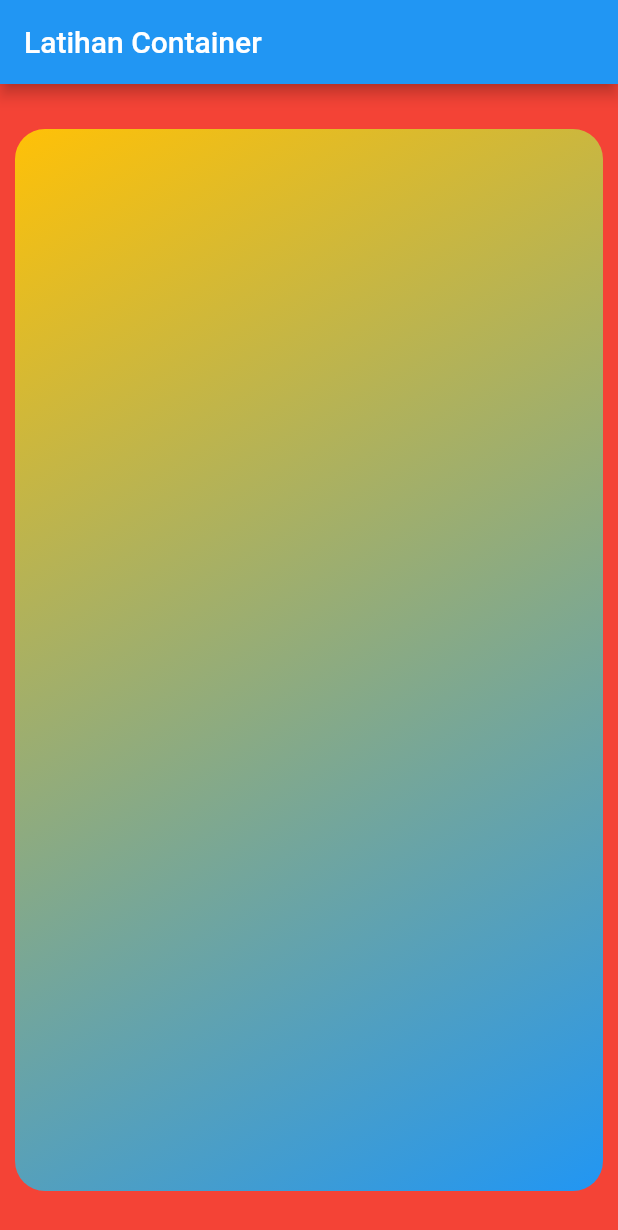
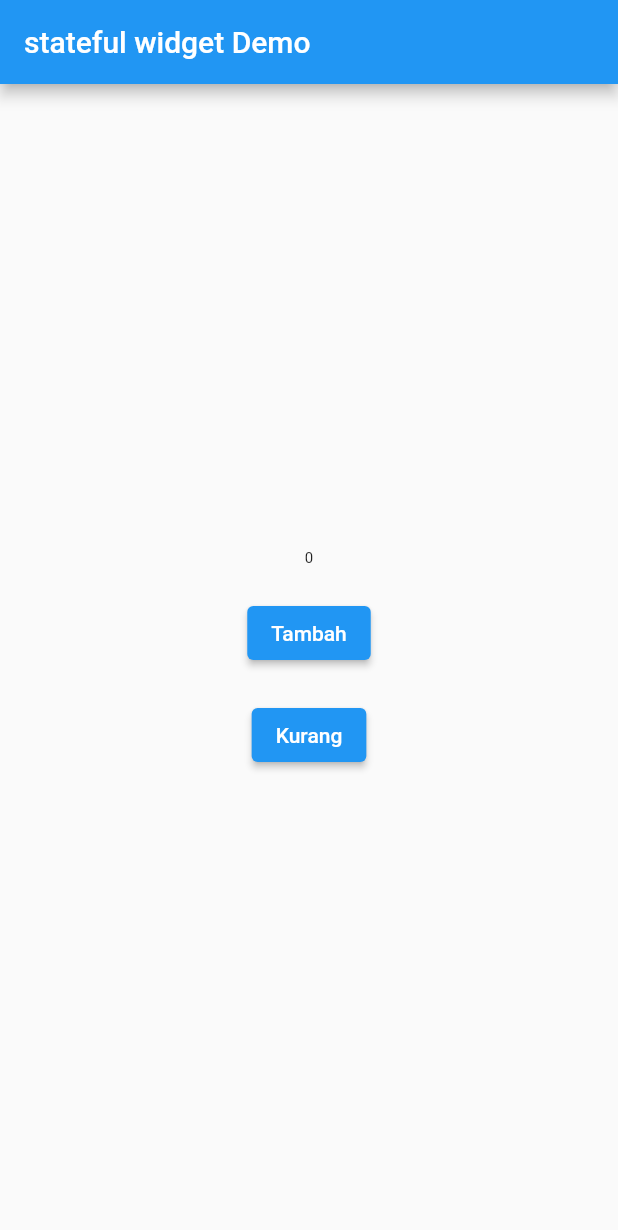
Before and after one commit to paozanwa22/learnFlutter, a Flutter app: the screen it shows after launch, on a phone screen of 412 x 824 dp. Shown: the top 1230 px of the screen. Run offline on Flutter 3.47's test engine with Material 2 defaults, Android fonts, the phone set to English and light mode, and no system bars.

Commit message:
Stateful widget

```diff
--- a/lib/main.dart
+++ b/lib/main.dart
@@ -2,28 +2,58 @@ import 'package:flutter/material.dart';
 
 void main() => runApp(MyApp());
 
-class MyApp extends StatelessWidget {
+class MyApp extends StatefulWidget {
+  @override
+  _MyAppState createState() => _MyAppState();
+}
+
+class _MyAppState extends State<MyApp> {
+  int number = 0;
+
+  void tambah() {
+    setState(() {
+      number = number + 1;
+    });
+  }
+
+  void kurang() {
+    setState(() {
+      number = number - 1;
+    });
+  }
+
   @override
   Widget build(BuildContext context) {
     return MaterialApp(
       home: Scaffold(
-        appBar: AppBar(title: Text('Latihan Container'),),
-        body: Container(
-          color: Colors.red,
-          // margin: EdgeInsets.all(10),
-          // margin: EdgeInsets.fromLTRB(1, 15, 30, 40),
-          padding: EdgeInsets.only(bottom: 20, top: 20),
-          child: Container(
-            margin: EdgeInsets.all(10),
-            decoration: BoxDecoration(
-              borderRadius: BorderRadius.circular(20),
-              gradient: LinearGradient(
-              begin: Alignment.topLeft,
-              end: Alignment.bottomRight,
-              colors: <Color>[
-                Colors.amber,
-                Colors.blue,
-            ])),
+        appBar: AppBar(
+          title: Text('stateful widget Demo'),
+        ),
+        body: Center(
+          child: Column(
+            mainAxisAlignment: MainAxisAlignment.center,
+            children: <Widget>[
+              Text(
+                number.toString(),
+                style: TextStyle(fontSize: 10 + number.toDouble()),
+              ),
+
+              Padding(
+                padding: const EdgeInsets.only(top: 20),
+                child: ElevatedButton(
+                  onPressed: tambah,
+                  child: Text('Tambah'),
+                ),
+              ),
+
+              Padding(
+                padding: const EdgeInsets.only(top: 20),
+                child: ElevatedButton(
+                  onPressed: kurang,
+                  child: Text('Kurang'),
+                ),
+              ),
+            ],
           ),
         ),
       ),
```
